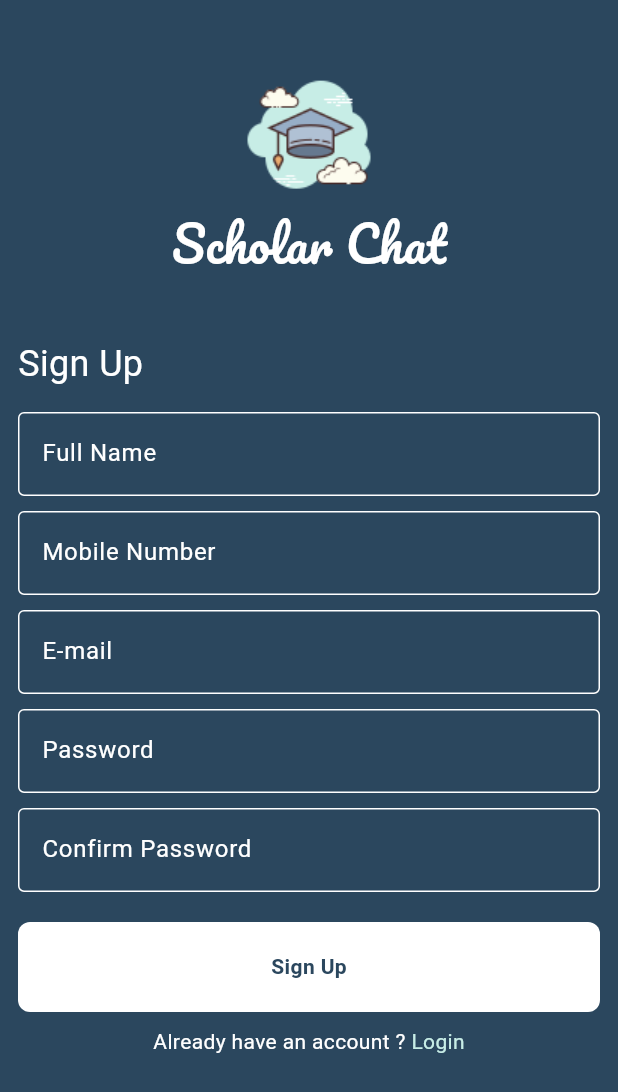
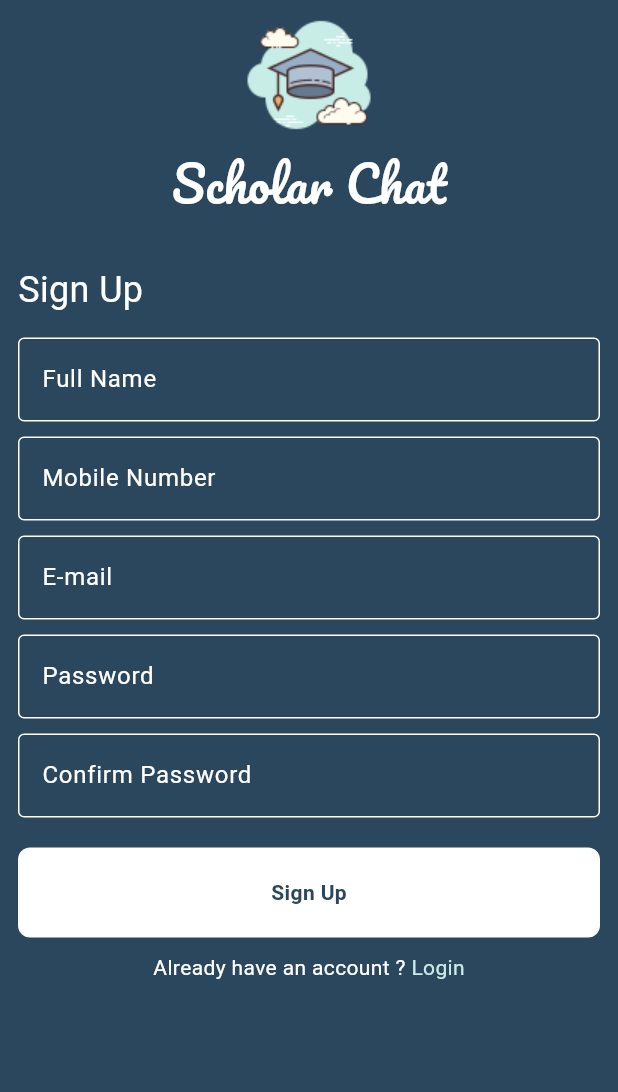
Before and after one commit to A-Elsawy/Chat-App, a Flutter app: the screen it shows after launch, after a tap on "Register", on a phone screen of 412 x 824 dp. Shown: the top 1092 px of the screen. Run offline on Flutter 3.47's test engine with Material 3 defaults, Android fonts, the phone set to English and light mode, and no system bars.

Commit message:
Adding constant file an solve keyboard exception

```diff
--- /dev/null
+++ b/lib/constant.dart
@@ -0,0 +1,3 @@
+import 'package:flutter/material.dart';
+
+const kPrimaryColor = Color(0xFF2B475E);
--- a/lib/pages/login_page.dart
+++ b/lib/pages/login_page.dart
@@ -1,3 +1,4 @@
+import 'package:chat_app/constant.dart';
 import 'package:chat_app/pages/register_page.dart';
 import 'package:chat_app/widgets/custom_button.dart';
 import 'package:chat_app/widgets/custom_text_field.dart';
@@ -11,18 +12,21 @@ class LoginPage extends StatelessWidget {
   @override
   Widget build(BuildContext context) {
     return Scaffold(
-      backgroundColor: const Color(0xFF2B475E),
+      backgroundColor: kPrimaryColor,
       body: Padding(
         padding: const EdgeInsets.symmetric(
           horizontal: 12,
         ),
-        child: Column(
+        child: ListView(
           children: [
-            const Spacer(
-              flex: 1,
+            Image.asset(
+              'assets/images/scholar.png',
+              height: 150,
             ),
-            Image.asset('assets/images/scholar.png'),
-            const Text(
+            const Row(
+              mainAxisAlignment: MainAxisAlignment.center,
+              children: [
+                Text(
                   'Scholar Chat',
                   style: TextStyle(
                     fontSize: 32,
@@ -30,8 +34,10 @@ class LoginPage extends StatelessWidget {
                     fontFamily: 'pacifico',
                   ),
                 ),
-            const Spacer(
-              flex: 1,
+              ],
+            ),
+            const SizedBox(
+              height: 75,
             ),
             const Row(
               children: [
@@ -85,8 +91,8 @@ class LoginPage extends StatelessWidget {
                 ),
               ],
             ),
-            const Spacer(
-              flex: 3,
+            const SizedBox(
+              height: 15,
             ),
           ],
         ),
--- a/lib/pages/register_page.dart
+++ b/lib/pages/register_page.dart
@@ -1,3 +1,4 @@
+import 'package:chat_app/constant.dart';
 import 'package:chat_app/widgets/custom_button.dart';
 import 'package:chat_app/widgets/custom_text_field.dart';
 import 'package:flutter/material.dart';
@@ -9,18 +10,21 @@ class RegisterPage extends StatelessWidget {
   @override
   Widget build(BuildContext context) {
     return Scaffold(
-      backgroundColor: const Color(0xFF2B475E),
+      backgroundColor: kPrimaryColor,
       body: Padding(
         padding: const EdgeInsets.symmetric(
           horizontal: 12,
         ),
-        child: Column(
+        child: ListView(
           children: [
-            const Spacer(
-              flex: 1,
+            Image.asset(
+              'assets/images/scholar.png',
+              height: 100,
             ),
-            Image.asset('assets/images/scholar.png'),
-            const Text(
+            const Row(
+              mainAxisAlignment: MainAxisAlignment.center,
+              children: [
+                Text(
                   'Scholar Chat',
                   style: TextStyle(
                     fontSize: 32,
@@ -28,8 +32,10 @@ class RegisterPage extends StatelessWidget {
                     fontFamily: 'pacifico',
                   ),
                 ),
-            const Spacer(
-              flex: 1,
+              ],
+            ),
+            const SizedBox(
+              height: 30,
             ),
             const Row(
               children: [
@@ -101,8 +107,8 @@ class RegisterPage extends StatelessWidget {
                 ),
               ],
             ),
-            const Spacer(
-              flex: 3,
+            const SizedBox(
+              height: 15,
             ),
           ],
         ),
```
Lines whose indentation alone changed are shown as unchanged.
